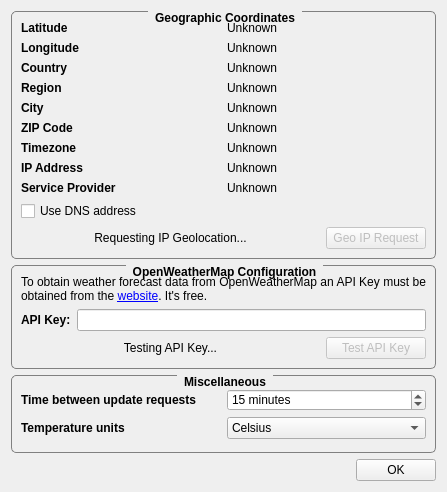
This is ConfigurationDialog.ui in FelixdelasPozas/TrayWeather as Qt 5 draws it before an edit. The edited form follows.
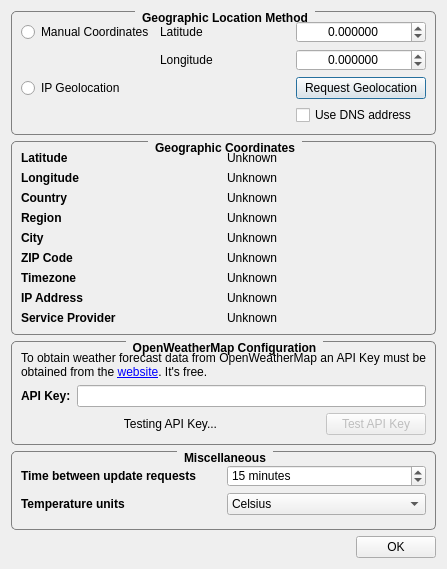
This is the edited form. Icons and pictures are not drawn.

Commit message: Added manual coordinates configuration option.

What changed in the file:
```diff
--- a/ConfigurationDialog.ui
+++ b/ConfigurationDialog.ui
@@ -7,19 +7,19 @@
     <x>0</x>
     <y>0</y>
     <width>447</width>
-    <height>492</height>
+    <height>569</height>
    </rect>
   </property>
   <property name="minimumSize">
    <size>
     <width>447</width>
-    <height>394</height>
+    <height>569</height>
    </size>
   </property>
   <property name="maximumSize">
    <size>
     <width>447</width>
-    <height>492</height>
+    <height>569</height>
    </size>
   </property>
   <property name="windowTitle">
@@ -32,9 +32,176 @@
   <property name="modal">
    <bool>true</bool>
   </property>
-  <layout class="QVBoxLayout" name="verticalLayout" stretch="0,0,0,0">
+  <layout class="QVBoxLayout" name="verticalLayout" stretch="0,0,0,0,0">
    <item>
-    <widget class="QGroupBox" name="groupBox">
+    <widget class="QGroupBox" name="groupBox_4">
+     <property name="font">
+      <font>
+       <weight>75</weight>
+       <bold>true</bold>
+      </font>
+     </property>
+     <property name="styleSheet">
+      <string notr="true">QGroupBox {
+    border: 1px solid gray;
+    border-radius: 5px;
+    margin-top: 2ex;
+}
+
+QGroupBox::title {
+    subcontrol-origin: margin;
+    subcontrol-position: top center; /* position at the top center */
+    padding: 0px 5px;
+}</string>
+     </property>
+     <property name="title">
+      <string>Geographic Location Method</string>
+     </property>
+     <layout class="QVBoxLayout" name="verticalLayout_5">
+      <item>
+       <layout class="QGridLayout" name="gridLayout_3">
+        <item row="0" column="1">
+         <widget class="QLabel" name="m_latitudeLabel">
+          <property name="toolTip">
+           <string>Latitude value</string>
+          </property>
+          <property name="statusTip">
+           <string>Latitude value</string>
+          </property>
+          <property name="text">
+           <string>Latitude</string>
+          </property>
+         </widget>
+        </item>
+        <item row="0" column="2">
+         <widget class="QDoubleSpinBox" name="m_latitudeSpin">
+          <property name="toolTip">
+           <string>Latitude value</string>
+          </property>
+          <property name="statusTip">
+           <string>Latitude value</string>
+          </property>
+          <property name="alignment">
+           <set>Qt::AlignCenter</set>
+          </property>
+          <property name="decimals">
+           <number>6</number>
+          </property>
+          <property name="minimum">
+           <double>-180.000000000000000</double>
+          </property>
+          <property name="maximum">
+           <double>180.000000000000000</double>
+          </property>
+         </widget>
+        </item>
+        <item row="1" column="1">
+         <widget class="QLabel" name="m_longitudeLabel">
+          <property name="toolTip">
+           <string>Longitude value</string>
+          </property>
+          <property name="statusTip">
+           <string>Longitude value</string>
+          </property>
+          <property name="text">
+           <string>Longitude</string>
+          </property>
+         </widget>
+        </item>
+        <item row="1" column="2">
+         <widget class="QDoubleSpinBox" name="m_longitudeSpin">
+          <property name="toolTip">
+           <string>Longitude value</string>
+          </property>
+          <property name="statusTip">
+           <string>Longitude value</string>
+          </property>
+          <property name="alignment">
+           <set>Qt::AlignCenter</set>
+          </property>
+          <property name="decimals">
+           <number>6</number>
+          </property>
+          <property name="minimum">
+           <double>-180.000000000000000</double>
+          </property>
+          <property name="maximum">
+           <double>180.000000000000000</double>
+          </property>
+         </widget>
+        </item>
+        <item row="3" column="2">
+         <widget class="QCheckBox" name="m_useDNS">
+          <property name="toolTip">
+           <string>Use DNS IP for geolocation</string>
+          </property>
+          <property name="statusTip">
+           <string>Use DNS IP for geolocation</string>
+          </property>
+          <property name="text">
+           <string>Use DNS address</string>
+          </property>
+         </widget>
+        </item>
+        <item row="2" column="2">
+         <widget class="QPushButton" name="m_geoRequest">
+          <property name="toolTip">
+           <string>Request IP geolocation</string>
+          </property>
+          <property name="statusTip">
+           <string>Request IP geolocation</string>
+          </property>
+          <property name="text">
+           <string>Request Geolocation</string>
+          </property>
+         </widget>
+        </item>
+        <item row="0" column="0">
+         <widget class="QRadioButton" name="m_useManual">
+          <property name="toolTip">
+           <string>Specify geographic coordinates</string>
+          </property>
+          <property name="statusTip">
+           <string>Specify geographic coordinates</string>
+          </property>
+          <property name="text">
+           <string>Manual Coordinates</string>
+          </property>
+         </widget>
+        </item>
+        <item row="2" column="1">
+         <widget class="QLabel" name="m_ipapiLabel">
+          <property name="toolTip">
+           <string>Geolocation service status</string>
+          </property>
+          <property name="statusTip">
+           <string>Geolocation service status</string>
+          </property>
+          <property name="text">
+           <string/>
+          </property>
+         </widget>
+        </item>
+        <item row="2" column="0">
+         <widget class="QRadioButton" name="m_useGeolocation">
+          <property name="toolTip">
+           <string>Use IP geolocation service</string>
+          </property>
+          <property name="statusTip">
+           <string>Use IP geolocation service</string>
+          </property>
+          <property name="text">
+           <string>IP Geolocation</string>
+          </property>
+         </widget>
+        </item>
+       </layout>
+      </item>
+     </layout>
+    </widget>
+   </item>
+   <item>
+    <widget class="QGroupBox" name="m_geoBox">
      <property name="font">
       <font>
        <weight>75</weight>
@@ -242,46 +409,6 @@
         </item>
        </layout>
       </item>
-      <item>
-       <widget class="QCheckBox" name="m_useDNS">
-        <property name="text">
-         <string>Use DNS address</string>
-        </property>
-       </widget>
-      </item>
-      <item>
-       <layout class="QHBoxLayout" name="horizontalLayout_4" stretch="1,0">
-        <property name="topMargin">
-         <number>0</number>
-        </property>
-        <item>
-         <widget class="QLabel" name="m_geoipLabel">
-          <property name="text">
-           <string>Requesting IP Geolocation...</string>
-          </property>
-          <property name="alignment">
-           <set>Qt::AlignCenter</set>
-          </property>
-         </widget>
-        </item>
-        <item>
-         <widget class="QPushButton" name="m_request">
-          <property name="enabled">
-           <bool>false</bool>
-          </property>
-          <property name="minimumSize">
-           <size>
-            <width>100</width>
-            <height>0</height>
-           </size>
-          </property>
-          <property name="text">
-           <string>Geo IP Request</string>
-          </property>
-         </widget>
-        </item>
-       </layout>
-      </item>
      </layout>
     </widget>
    </item>
@@ -484,6 +611,9 @@
    </item>
    <item>
     <layout class="QHBoxLayout" name="horizontalLayout_2">
+     <property name="sizeConstraint">
+      <enum>QLayout::SetMinimumSize</enum>
+     </property>
      <property name="topMargin">
       <number>0</number>
      </property>
```
The commit also changes 14 other files.
